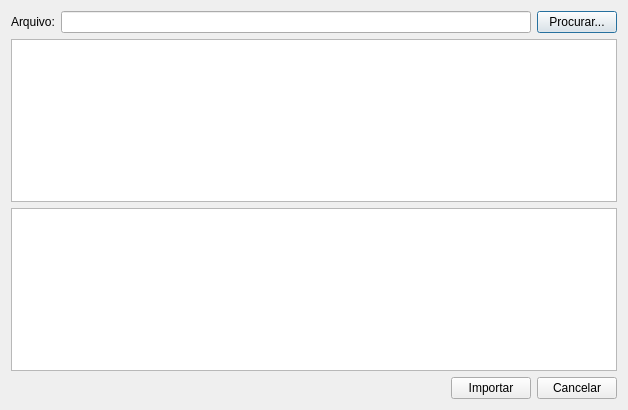
Above: ui/importarxml.ui from lellisls/ERP-STACCATO before the change. Below: the same form after it.
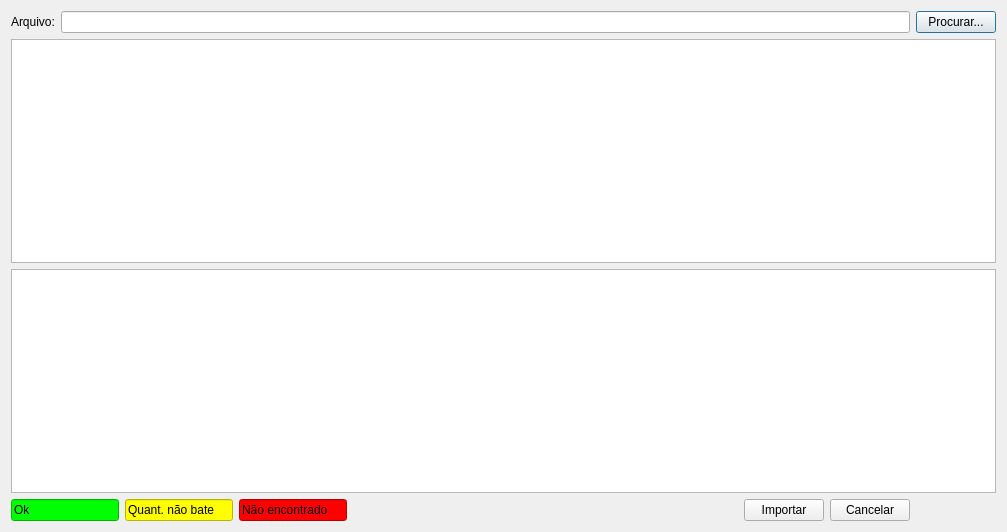
That is the form after the change. Custom widgets are drawn as their Qt base class.

Patch:
```diff
--- a/ui/importarxml.ui
+++ b/ui/importarxml.ui
@@ -6,8 +6,8 @@
    <rect>
     <x>0</x>
     <y>0</y>
-    <width>628</width>
-    <height>410</height>
+    <width>1007</width>
+    <height>532</height>
    </rect>
   </property>
   <property name="windowTitle">
@@ -41,8 +41,96 @@
      </property>
     </widget>
    </item>
-   <item row="3" column="0" colspan="3">
+   <item row="2" column="0" colspan="3">
+    <widget class="TableView" name="tableCompra">
+     <property name="selectionMode">
+      <enum>QAbstractItemView::SingleSelection</enum>
+     </property>
+     <property name="selectionBehavior">
+      <enum>QAbstractItemView::SelectRows</enum>
+     </property>
+    </widget>
+   </item>
+   <item row="3" column="0" colspan="2">
     <layout class="QHBoxLayout" name="horizontalLayout">
+     <item>
+      <widget class="QLineEdit" name="lineEdit_3">
+       <property name="sizePolicy">
+        <sizepolicy hsizetype="Preferred" vsizetype="Fixed">
+         <horstretch>0</horstretch>
+         <verstretch>0</verstretch>
+        </sizepolicy>
+       </property>
+       <property name="maximumSize">
+        <size>
+         <width>120</width>
+         <height>16777215</height>
+        </size>
+       </property>
+       <property name="styleSheet">
+        <string notr="true">background-color: rgb(0, 255, 0);</string>
+       </property>
+       <property name="text">
+        <string>Ok</string>
+       </property>
+       <property name="readOnly">
+        <bool>true</bool>
+       </property>
+      </widget>
+     </item>
+     <item>
+      <widget class="QLineEdit" name="lineEdit_4">
+       <property name="sizePolicy">
+        <sizepolicy hsizetype="Preferred" vsizetype="Fixed">
+         <horstretch>0</horstretch>
+         <verstretch>0</verstretch>
+        </sizepolicy>
+       </property>
+       <property name="maximumSize">
+        <size>
+         <width>120</width>
+         <height>16777215</height>
+        </size>
+       </property>
+       <property name="styleSheet">
+        <string notr="true">background-color: rgb(255, 255, 0);</string>
+       </property>
+       <property name="text">
+        <string>Quant. não bate</string>
+       </property>
+       <property name="readOnly">
+        <bool>true</bool>
+       </property>
+      </widget>
+     </item>
+     <item>
+      <widget class="QLineEdit" name="lineEdit_5">
+       <property name="sizePolicy">
+        <sizepolicy hsizetype="Preferred" vsizetype="Fixed">
+         <horstretch>0</horstretch>
+         <verstretch>0</verstretch>
+        </sizepolicy>
+       </property>
+       <property name="maximumSize">
+        <size>
+         <width>120</width>
+         <height>16777215</height>
+        </size>
+       </property>
+       <property name="autoFillBackground">
+        <bool>false</bool>
+       </property>
+       <property name="styleSheet">
+        <string notr="true">background-color: rgb(255, 0, 0);</string>
+       </property>
+       <property name="text">
+        <string>Não encontrado</string>
+       </property>
+       <property name="readOnly">
+        <bool>true</bool>
+       </property>
+      </widget>
+     </item>
      <item>
       <spacer name="horizontalSpacer">
        <property name="orientation">
```
Left out of the diff: 10 changed lines with no effect on the pictures.
